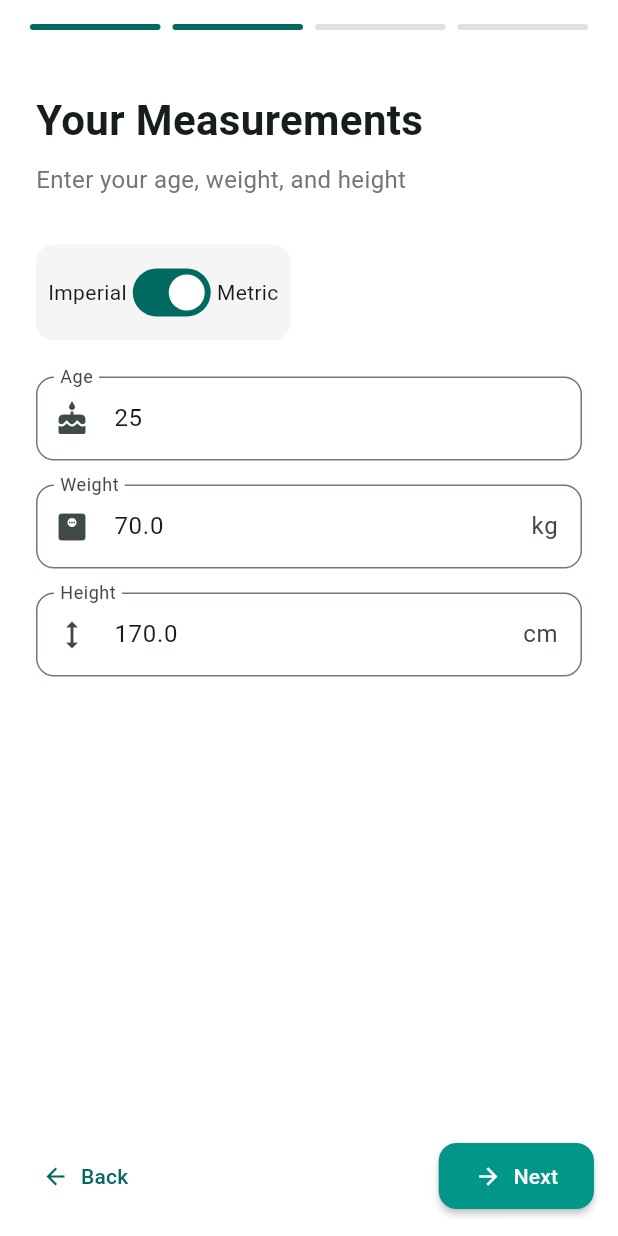
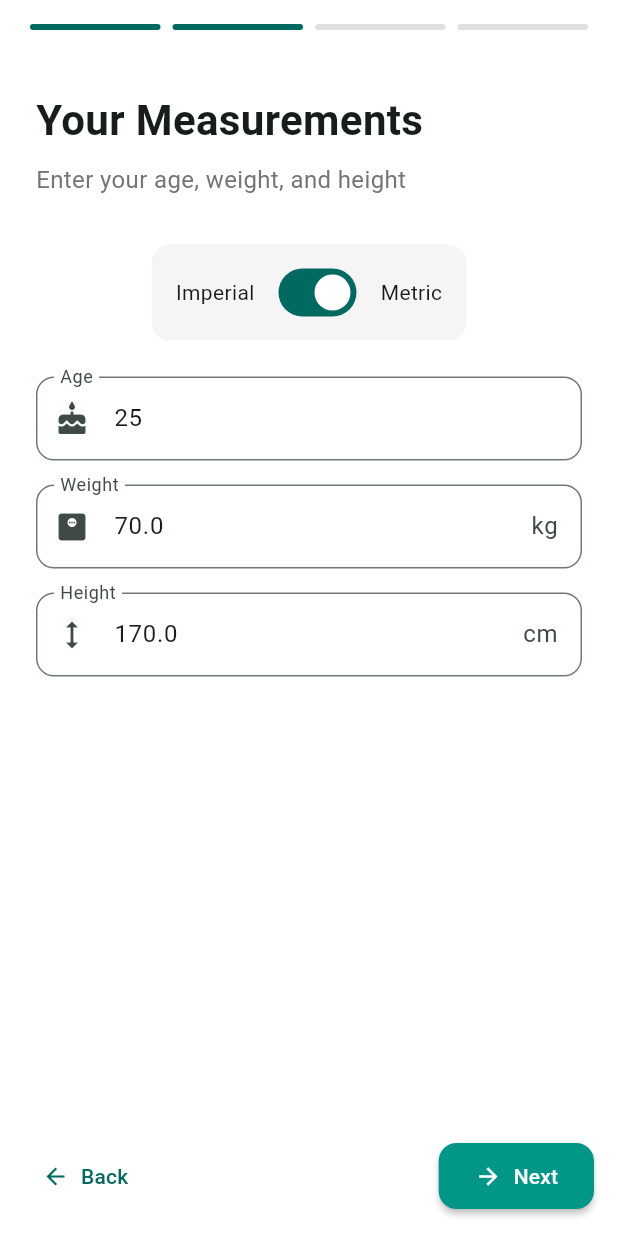
Before and after one commit to FoodyAI/FoodyAI, a Flutter app: the OnboardingView screen opened directly, swiped to page 2, on a phone screen of 412 x 824 dp. Run offline on Flutter 3.47's test engine with Material 3 defaults, Android fonts, the phone set to English and light mode, and no system bars; our stand-ins replace flutter_dotenv, get_it, google_fonts, image_picker, shared_preferences, shimmer; accounts and stored records are empty.

Commit message:
fix: center unit toggle switch between metric and imperial labels

```diff
--- a/lib/presentation/pages/onboarding_view.dart
+++ b/lib/presentation/pages/onboarding_view.dart
@@ -320,8 +320,9 @@ class _OnboardingViewState extends State<OnboardingView> {
           ),
           const SizedBox(height: 32),
           // Unit Toggle
-          Container(
-            padding: const EdgeInsets.all(8),
+          Center(
+            child: Container(
+              padding: const EdgeInsets.symmetric(horizontal: 16, vertical: 8),
               decoration: BoxDecoration(
                 color: Colors.grey[100],
                 borderRadius: BorderRadius.circular(12),
@@ -330,12 +331,15 @@ class _OnboardingViewState extends State<OnboardingView> {
                 mainAxisSize: MainAxisSize.min,
                 children: [
                   const Text('Imperial'),
+                  const SizedBox(width: 12),
                   Switch(
                     value: _isMetric,
                     onChanged: (_) => _toggleUnit(),
                   ),
+                  const SizedBox(width: 12),
                   const Text('Metric'),
                 ],
+              ),
             ),
           ),
           const SizedBox(height: 24),
```
Lines whose indentation alone changed are shown as unchanged.
